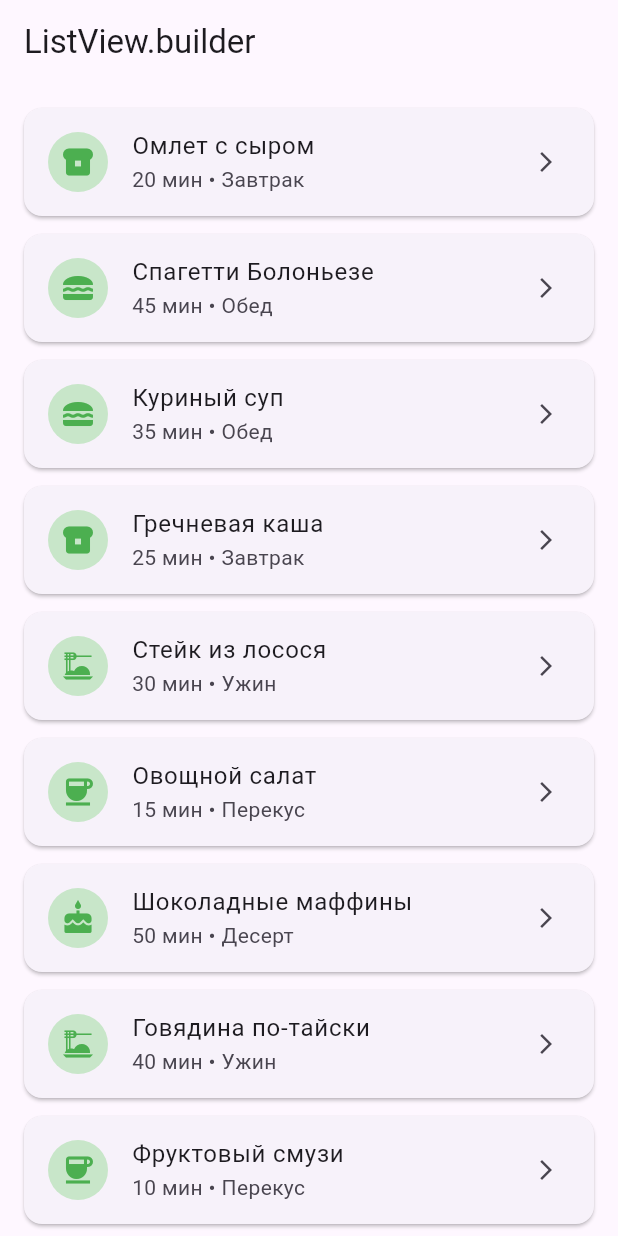
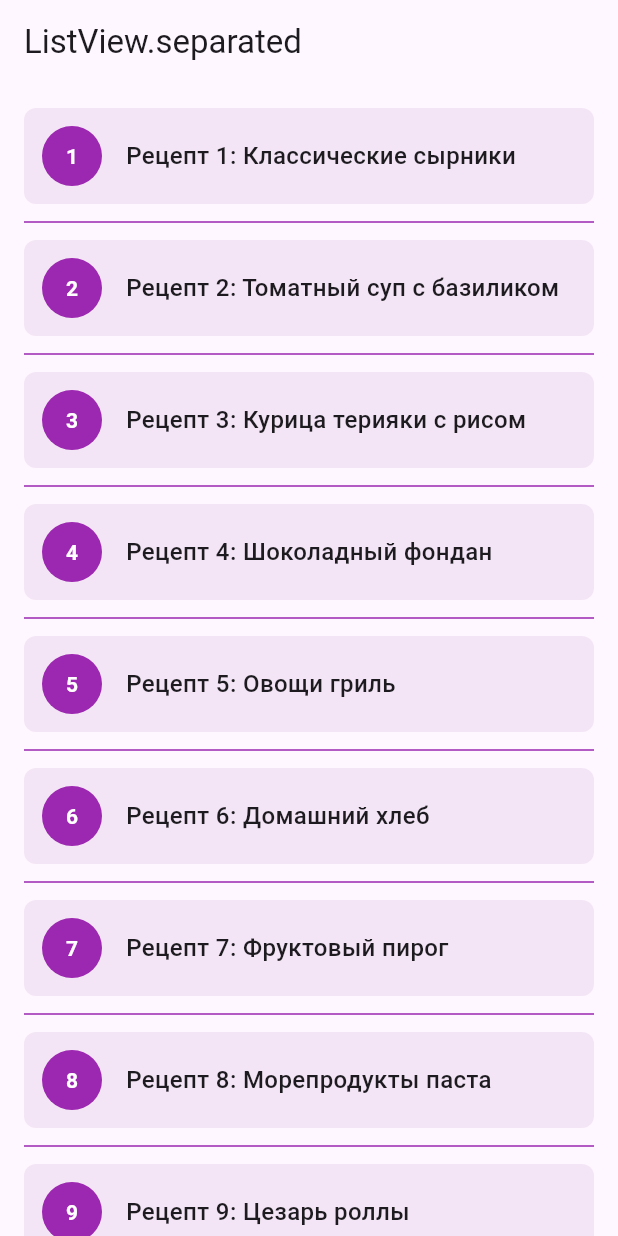
Before and after one commit to verniiiii/flutter4, a Flutter app: the screen it shows after launch, on a phone screen of 412 x 824 dp. Run offline on Flutter 3.47's test engine with Material 3 defaults, Android fonts, the phone set to English and light mode, and no system bars.

Commit message:
ListView.separated

```diff
--- a/lib/main.dart
+++ b/lib/main.dart
@@ -12,74 +12,84 @@ class MyApp extends StatelessWidget {
     return MaterialApp(
       title: 'Кулинарная книга',
       theme: ThemeData(
-        primarySwatch: Colors.green,
+        primarySwatch: Colors.purple,
       ),
-      home: const RecipeListBuilder(),
+      home: const RecipeListSeparated(),
     );
   }
 }
 
-class RecipeListBuilder extends StatelessWidget {
-  const RecipeListBuilder({super.key});
+class RecipeListSeparated extends StatelessWidget {
+  const RecipeListSeparated({super.key});
 
-  final List<Map<String, dynamic>> recipes = const [
-    {'title': 'Омлет с сыром', 'time': '20 мин', 'type': 'Завтрак'},
-    {'title': 'Спагетти Болоньезе', 'time': '45 мин', 'type': 'Обед'},
-    {'title': 'Куриный суп', 'time': '35 мин', 'type': 'Обед'},
-    {'title': 'Гречневая каша', 'time': '25 мин', 'type': 'Завтрак'},
-    {'title': 'Стейк из лосося', 'time': '30 мин', 'type': 'Ужин'},
-    {'title': 'Овощной салат', 'time': '15 мин', 'type': 'Перекус'},
-    {'title': 'Шоколадные маффины', 'time': '50 мин', 'type': 'Десерт'},
-    {'title': 'Говядина по-тайски', 'time': '40 мин', 'type': 'Ужин'},
-    {'title': 'Фруктовый смузи', 'time': '10 мин', 'type': 'Перекус'},
-    {'title': 'Тирамису', 'time': '90 мин', 'type': 'Десерт'},
+  final List<String> recipes = const [
+    'Рецепт 1: Классические сырники',
+    'Рецепт 2: Томатный суп с базиликом',
+    'Рецепт 3: Курица терияки с рисом',
+    'Рецепт 4: Шоколадный фондан',
+    'Рецепт 5: Овощи гриль',
+    'Рецепт 6: Домашний хлеб',
+    'Рецепт 7: Фруктовый пирог',
+    'Рецепт 8: Морепродукты паста',
+    'Рецепт 9: Цезарь роллы',
+    'Рецепт 10: Медовое печенье',
   ];
 
   @override
   Widget build(BuildContext context) {
     return Scaffold(
       appBar: AppBar(
-        title: const Text('ListView.builder'),
+        title: const Text('ListView.separated'),
       ),
-      body: ListView.builder(
+      body: ListView.separated(
         padding: const EdgeInsets.all(16.0),
         itemCount: recipes.length,
+        separatorBuilder: (context, index) => const Divider(
+          color: Colors.purple,
+          height: 24,
+          thickness: 1,
+        ),
         itemBuilder: (context, index) {
-          final recipe = recipes[index];
-          return Card(
-            margin: const EdgeInsets.only(bottom: 12),
-            child: ListTile(
-              leading: CircleAvatar(
-                backgroundColor: Colors.green[100],
-                child: Icon(
-                  _getIconForType(recipe['type']),
-                  color: Colors.green,
+          return Container(
+            padding: const EdgeInsets.all(12),
+            decoration: BoxDecoration(
+              color: Colors.purple[50],
+              borderRadius: BorderRadius.circular(8),
+            ),
+            child: Row(
+              children: [
+                Container(
+                  width: 40,
+                  height: 40,
+                  decoration: BoxDecoration(
+                    color: Colors.purple,
+                    borderRadius: BorderRadius.circular(20),
+                  ),
+                  child: Center(
+                    child: Text(
+                      '${index + 1}',
+                      style: const TextStyle(
+                        color: Colors.white,
+                        fontWeight: FontWeight.bold,
+                      ),
+                    ),
+                  ),
                 ),
-              ),
-              title: Text(recipe['title']),
-              subtitle: Text('${recipe['time']} • ${recipe['type']}'),
-              trailing: const Icon(Icons.arrow_forward_ios, size: 16),
+                const SizedBox(width: 16),
+                Expanded(
+                  child: Text(
+                    recipes[index],
+                    style: const TextStyle(
+                      fontSize: 16,
+                      fontWeight: FontWeight.w500,
+                    ),
+                  ),
+                ),
+              ],
             ),
           );
         },
       ),
     );
   }
-
-  IconData _getIconForType(String type) {
-    switch (type) {
-      case 'Завтрак':
-        return Icons.breakfast_dining;
-      case 'Обед':
-        return Icons.lunch_dining;
-      case 'Ужин':
-        return Icons.dinner_dining;
-      case 'Десерт':
-        return Icons.cake;
-      case 'Перекус':
-        return Icons.coffee;
-      default:
-        return Icons.restaurant;
-    }
-  }
 }
```
